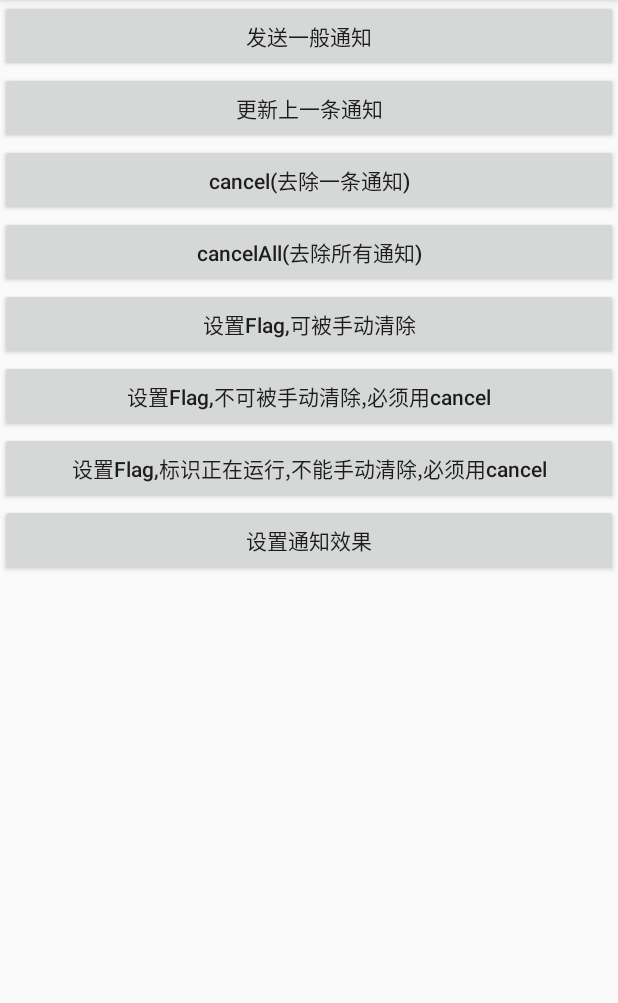
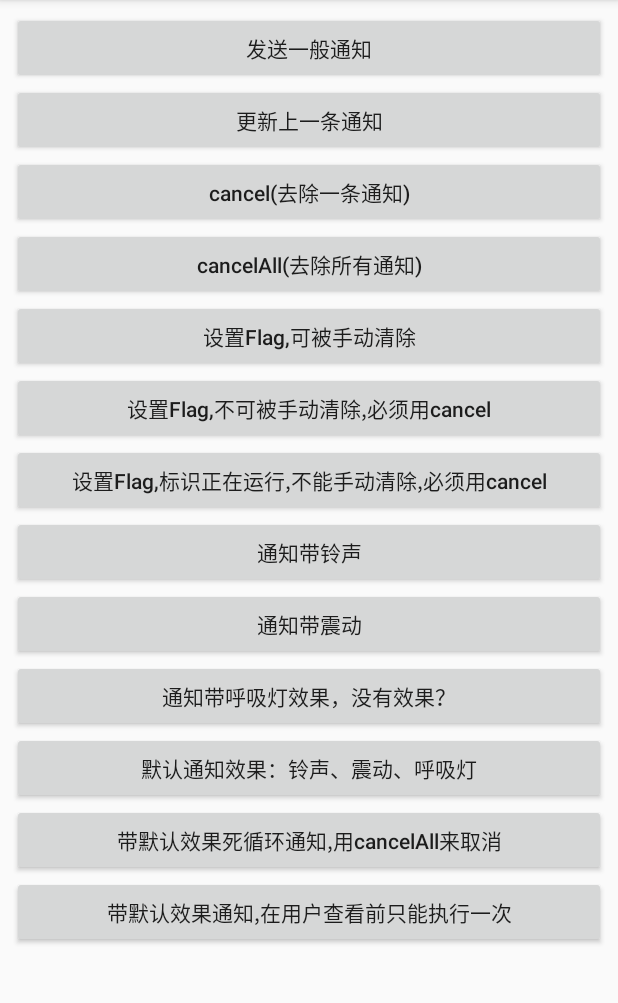
Before and after one commit to ericls16/android-collections, an Android app: the screen it shows after launch (NotificationActivity), on a phone screen of 412 x 824 dp, the part 84-1087 px from its top. Run offline under Robolectric (Android 15) with nearby library versions, the phone set to English and light mode, and no system bars; our stand-ins replace data binding.

Commit message:
notification start

```diff
--- a/collections/src/main/res/layout/activity_notification.xml
+++ b/collections/src/main/res/layout/activity_notification.xml
@@ -1,10 +1,16 @@
 <?xml version="1.0" encoding="utf-8"?>
 <layout xmlns:android="http://schemas.android.com/apk/res/android">
+
+
+    <android.support.v4.widget.NestedScrollView
+        android:layout_width="match_parent"
+        android:layout_height="match_parent">
 
         <LinearLayout
             android:orientation="vertical"
             android:layout_width="match_parent"
-        android:layout_height="match_parent">
+            android:layout_height="match_parent"
+            android:padding="8dp">
 
             <Button
                 android:id="@+id/btn_general_notification"
@@ -12,7 +18,7 @@
                 android:layout_height="wrap_content"
                 android:textAllCaps="false"
                 android:onClick="onClick"
-            android:text="发送一般通知"/>
+                android:text="发送一般通知" />
 
             <Button
                 android:id="@+id/btn_update_notification"
@@ -20,7 +26,7 @@
                 android:layout_height="wrap_content"
                 android:textAllCaps="false"
                 android:onClick="onClick"
-            android:text="更新上一条通知"/>
+                android:text="更新上一条通知" />
 
             <Button
                 android:id="@+id/btn_cancel_notification"
@@ -28,7 +34,7 @@
                 android:layout_height="wrap_content"
                 android:textAllCaps="false"
                 android:onClick="onClick"
-            android:text="cancel(去除一条通知)"/>
+                android:text="cancel(去除一条通知)" />
 
             <Button
                 android:id="@+id/btn_cancel_all_notification"
@@ -36,7 +42,7 @@
                 android:layout_height="wrap_content"
                 android:textAllCaps="false"
                 android:onClick="onClick"
-            android:text="cancelAll(去除所有通知)"/>
+                android:text="cancelAll(去除所有通知)" />
 
             <Button
                 android:id="@+id/btn_flag_auto_cancel"
@@ -44,7 +50,7 @@
                 android:layout_height="wrap_content"
                 android:textAllCaps="false"
                 android:onClick="onClick"
-            android:text="设置Flag,可被手动清除"/>
+                android:text="设置Flag,可被手动清除" />
 
             <Button
                 android:id="@+id/btn_flag_no_clear"
@@ -52,7 +58,7 @@
                 android:layout_height="wrap_content"
                 android:textAllCaps="false"
                 android:onClick="onClick"
-            android:text="设置Flag,不可被手动清除,必须用cancel"/>
+                android:text="设置Flag,不可被手动清除,必须用cancel" />
 
             <Button
                 android:id="@+id/btn_flag_on_going"
@@ -60,15 +66,56 @@
                 android:layout_height="wrap_content"
                 android:textAllCaps="false"
                 android:onClick="onClick"
-            android:text="设置Flag,标识正在运行,不能手动清除,必须用cancel"/>
+                android:text="设置Flag,标识正在运行,不能手动清除,必须用cancel" />
 
             <Button
-            android:id="@+id/btn_effect"
+                android:id="@+id/btn_effect_ring"
                 android:layout_width="match_parent"
                 android:layout_height="wrap_content"
                 android:textAllCaps="false"
                 android:onClick="onClick"
-            android:text="设置通知效果"/>
+                android:text="通知带铃声" />
+
+            <Button
+                android:id="@+id/btn_effect_vibrate"
+                android:layout_width="match_parent"
+                android:layout_height="wrap_content"
+                android:textAllCaps="false"
+                android:onClick="onClick"
+                android:text="通知带震动" />
+
+            <Button
+                android:id="@+id/btn_effect_light"
+                android:layout_width="match_parent"
+                android:layout_height="wrap_content"
+                android:textAllCaps="false"
+                android:onClick="onClick"
+                android:text="通知带呼吸灯效果，没有效果？" />
+
+            <Button
+                android:id="@+id/btn_effect_default"
+                android:layout_width="match_parent"
+                android:layout_height="wrap_content"
+                android:textAllCaps="false"
+                android:onClick="onClick"
+                android:text="默认通知效果：铃声、震动、呼吸灯" />
+
+            <Button
+                android:id="@+id/btn_effect_default_insistent"
+                android:layout_width="match_parent"
+                android:layout_height="wrap_content"
+                android:textAllCaps="false"
+                android:onClick="onClick"
+                android:text="带默认效果死循环通知,用cancelAll来取消" />
+
+            <Button
+                android:id="@+id/btn_effect_default_only"
+                android:layout_width="match_parent"
+                android:layout_height="wrap_content"
+                android:textAllCaps="false"
+                android:onClick="onClick"
+                android:text="带默认效果通知,在用户查看前只能执行一次" />
 
         </LinearLayout>
+    </android.support.v4.widget.NestedScrollView>
 </layout>
```
Also changed, not shown: collections/src/main/java/com/ls/collections/ui/features/NotificationActivity.java (+19 -5 lines). Lines whose indentation alone changed are shown as unchanged.
